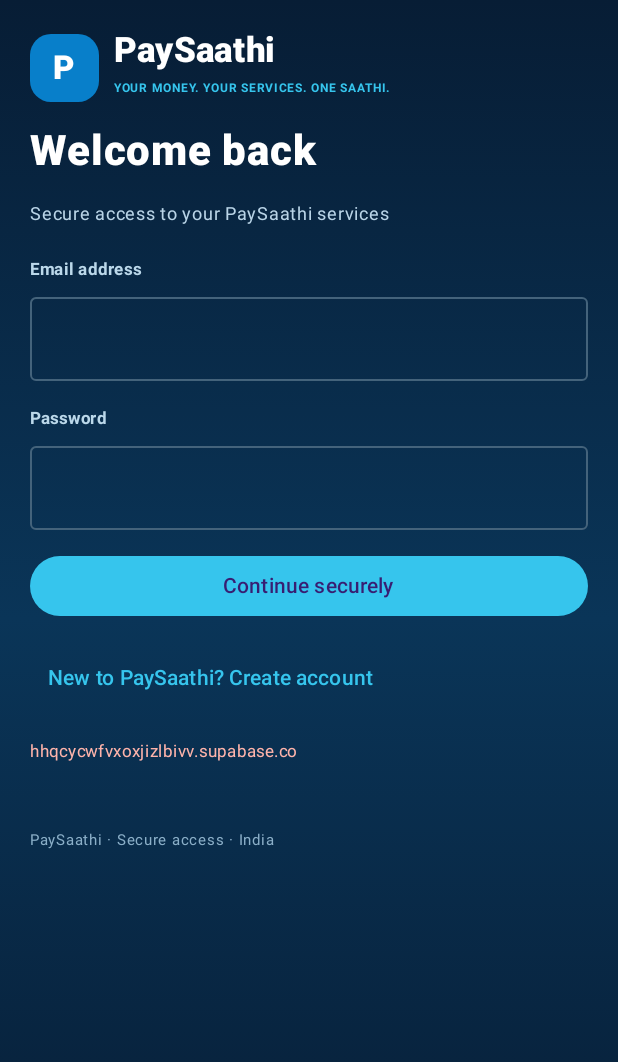
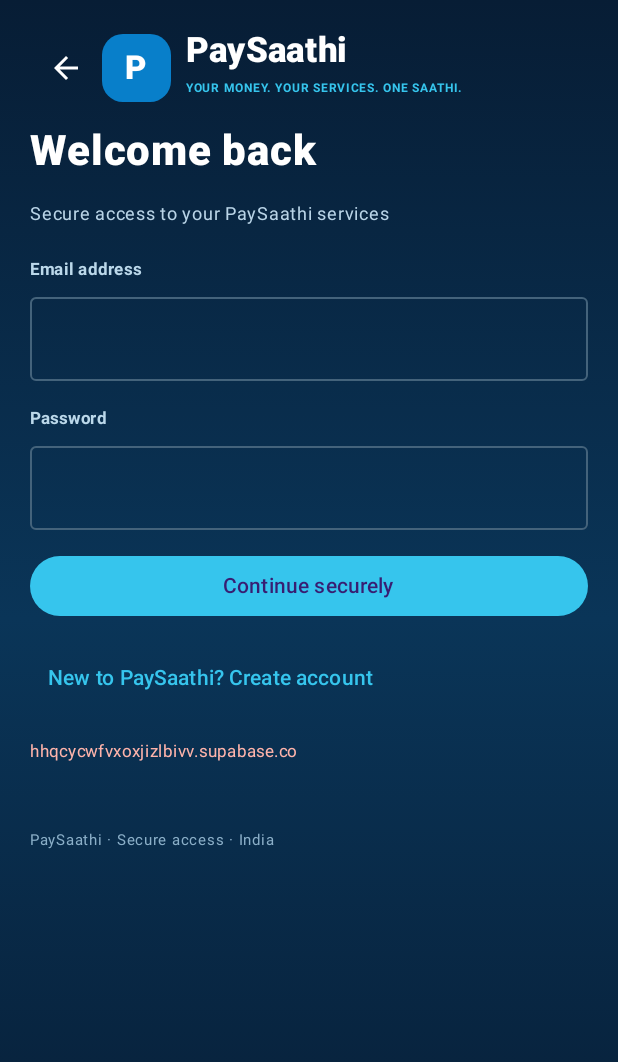
Before and after one commit to bituponrajbongshi04-del/Pay-Saathi, an Android app built with Jetpack Compose: the screen it shows after launch (MainActivity), after a tap on "Already registered? Log in", on a phone screen of 412 x 824 dp. Shown: the top 1062 px of the screen. Run offline under Robolectric (Android 15) with nearby library versions, the phone set to English and light mode, and no system bars; network calls fail; 2 statements that could not run were skipped; 3 other taps on this screen came first.

Commit message:
Improve native app back navigation and premium dashboard styling

```diff
--- a/android/app/src/main/java/in/paysaathi/app/MainActivity.kt
+++ b/android/app/src/main/java/in/paysaathi/app/MainActivity.kt
@@ -4,6 +4,7 @@ import android.content.Context
 import android.net.Uri
 import android.os.Bundle
 import androidx.activity.ComponentActivity
+import androidx.activity.compose.BackHandler
 import androidx.activity.compose.rememberLauncherForActivityResult
 import androidx.activity.compose.setContent
 import androidx.activity.result.contract.ActivityResultContracts
@@ -100,30 +101,34 @@ class Api(context:Context){
 @Composable fun PaySaathiApp(ctx:Context){
  val api=remember{Api(ctx)};val scope=rememberCoroutineScope()
  var page by remember{mutableStateOf(if(api.hasSession())"home" else "login")}
+ val pageHistory=remember{mutableStateListOf<String>()}
+ fun navigate(destination:String){if(destination!=page){pageHistory.add(page);page=destination}}
+ fun goBack(){if(pageHistory.isNotEmpty())page=pageHistory.removeAt(pageHistory.lastIndex)}
  var email by remember{mutableStateOf("")};var password by remember{mutableStateOf("")};var name by remember{mutableStateOf("")};var phone by remember{mutableStateOf("")};var code by remember{mutableStateOf("")}
  var signup by remember{mutableStateOf(false)};var waiting by remember{mutableStateOf(false)};var error by remember{mutableStateOf("")}
  var status by remember{mutableStateOf("not_started")};var balance by remember{mutableStateOf("0.00")};var legalName by remember{mutableStateOf("")};var docType by remember{mutableStateOf("pan")};var picked by remember{mutableStateOf<Uri?>(null)}
  val picker=rememberLauncherForActivityResult(ActivityResultContracts.OpenDocument()){picked=it}
  fun runTask(block:suspend()->Unit){scope.launch{waiting=true;error="";try{block()}catch(e:Exception){error=e.message?: "Something went wrong"}finally{waiting=false}}}
  LaunchedEffect(page){if(page=="home"){runTask{balance=api.wallet();val k=api.kyc();status=k.optString("status","not_started");legalName=k.optString("legal_name","")}}}
+ BackHandler(enabled=pageHistory.isNotEmpty()){goBack()}
  MaterialTheme(colorScheme=darkColorScheme(primary=Cyan,background=Navy,surface=Color(0xFF102E49),onSurface=Color.White)){
   Box(Modifier.fillMaxSize().background(Brush.verticalGradient(listOf(Navy,Color(0xFF0A3558),Navy)))){
    Column(Modifier.fillMaxSize().padding(20.dp).verticalScroll(rememberScrollState()),verticalArrangement=Arrangement.spacedBy(13.dp)){
-    Row(verticalAlignment=Alignment.CenterVertically){Surface(shape=RoundedCornerShape(14.dp),color=Blue){Text("P",Modifier.padding(horizontal=15.dp,vertical=9.dp),fontWeight=FontWeight.Black,color=Color.White,fontSize=22.sp)};Spacer(Modifier.width(10.dp));Column{Text("PaySaathi",fontSize=23.sp,fontWeight=FontWeight.Black,color=Color.White);Text("YOUR MONEY. YOUR SERVICES. ONE SAATHI.",fontSize=8.sp,color=Cyan,fontWeight=FontWeight.Bold)};Spacer(Modifier.weight(1f));if(page=="home")IconButton(onClick={runTask{api.signout();page="login"}}){Icon(Icons.Default.Logout,null,tint=Color.White)}}
+    Row(verticalAlignment=Alignment.CenterVertically){if(pageHistory.isNotEmpty())IconButton(onClick={goBack()}){Icon(Icons.Default.ArrowBack,null,tint=Color.White)};Surface(shape=RoundedCornerShape(14.dp),color=Blue){Text("P",Modifier.padding(horizontal=15.dp,vertical=9.dp),fontWeight=FontWeight.Black,color=Color.White,fontSize=22.sp)};Spacer(Modifier.width(10.dp));Column{Text("PaySaathi",fontSize=23.sp,fontWeight=FontWeight.Black,color=Color.White);Text("YOUR MONEY. YOUR SERVICES. ONE SAATHI.",fontSize=8.sp,color=Cyan,fontWeight=FontWeight.Bold)};Spacer(Modifier.weight(1f));if(page=="home")IconButton(onClick={runTask{api.signout();pageHistory.clear();page="login"}}){Icon(Icons.Default.Logout,null,tint=Color.White)}}
     if(page=="login"||page=="signup"||page=="otp"){
      Text(if(page=="signup")"Create your account" else if(page=="otp")"Verify your email" else "Welcome back",fontSize=28.sp,fontWeight=FontWeight.ExtraBold,color=Color.White)
      Text(if(page=="otp")"Enter the six-digit code sent to "+email else "Secure access to your PaySaathi services",color=Muted,fontSize=12.sp)
      if(page=="signup"){Field("Full name",name,{name=it});Field("Mobile number",phone,{phone=it},KeyboardType.Phone)}
      Field("Email address",email,{email=it},KeyboardType.Email)
      if(page!="otp")Field("Password",password,{password=it},secret=true) else Field("6-digit OTP",code,{code=it},KeyboardType.Number)
-     Button(onClick={runTask{when(page){"login"->{api.password(email,password);api.sendOtp(email);page="otp"};"signup"->{api.signup(name,email,password,phone);signup=true;page="otp"};else->{api.verify(email,code,if(signup)"signup" else "email");page="home"}}}},enabled=!waiting,modifier=Modifier.fillMaxWidth()){Text(if(waiting)"Please wait…" else when(page){"otp"->"Verify & continue";"signup"->"Create account";else->"Continue securely"})}
-     TextButton(onClick={page=if(page=="login")"signup" else "login";signup=page=="signup"}){Text(if(page=="login")"New to PaySaathi? Create account" else "Already registered? Log in",color=Cyan)}
+     Button(onClick={runTask{when(page){"login"->{api.password(email,password);api.sendOtp(email);navigate("otp")};"signup"->{api.signup(name,email,password,phone);signup=true;navigate("otp")};else->{api.verify(email,code,if(signup)"signup" else "email");navigate("home")}}}},enabled=!waiting,modifier=Modifier.fillMaxWidth()){Text(if(waiting)"Please wait…" else when(page){"otp"->"Verify & continue";"signup"->"Create account";else->"Continue securely"})}
+     TextButton(onClick={val target=if(page=="login")"signup" else "login";signup=target=="signup";navigate(target)}){Text(if(page=="login")"New to PaySaathi? Create account" else "Already registered? Log in",color=Cyan)}
     }else if(page=="home"){
      Text("Good to see you",fontSize=25.sp,fontWeight=FontWeight.Bold,color=Color.White)
      Card(colors=CardDefaults.cardColors(containerColor=Blue),shape=RoundedCornerShape(22.dp)){Column(Modifier.padding(20.dp)){Text("WALLET BALANCE",fontSize=10.sp,color=Color.White.copy(.75f));Text("₹ "+balance,fontSize=30.sp,fontWeight=FontWeight.Black,color=Color.White);Text("Preview mode · Live transactions are not active",fontSize=10.sp,color=Color.White.copy(.8f))}}
-     Card(colors=CardDefaults.cardColors(containerColor=Color(0xFF153B5A)),shape=RoundedCornerShape(18.dp)){Column(Modifier.padding(17.dp)){Text("Identity verification",fontWeight=FontWeight.Bold,color=Color.White);Text("KYC status: "+status,color=Cyan,fontSize=12.sp);TextButton(onClick={page="kyc"}){Text("Open KYC centre",color=Cyan)}}}
+     Card(colors=CardDefaults.cardColors(containerColor=Color(0xFF123451)),shape=RoundedCornerShape(18.dp)){Column(Modifier.padding(17.dp)){Text("Identity verification",fontWeight=FontWeight.Bold,color=Color.White);Text("KYC status: "+status,color=Cyan,fontSize=12.sp);TextButton(onClick={navigate("kyc")}){Text("Open KYC centre",color=Cyan)}}}
      Text("Your services",fontWeight=FontWeight.Bold,color=Color.White,fontSize=17.sp)
-     listOf("Mobile Recharge","DTH Recharge","Electricity Bills","Money Transfer","AEPS & Assisted Banking","Payout").forEach{label->Card(Modifier.fillMaxWidth().clickable{val key=when(label){"Money Transfer"->"money_transfer";"AEPS & Assisted Banking"->"aeps";"Payout"->"payout";else->""};if(key.isEmpty())error="This service is in preview mode.";else runTask{if(api.access(key))error="KYC approved. Live provider connection is still pending." else page="kyc"}},colors=CardDefaults.cardColors(containerColor=Color(0xFF153B5A)),shape=RoundedCornerShape(15.dp)){Row(Modifier.padding(15.dp),verticalAlignment=Alignment.CenterVertically){Icon(Icons.Default.GridView,null,tint=Cyan);Spacer(Modifier.width(12.dp));Text(label,color=Color.White,fontWeight=FontWeight.SemiBold);Spacer(Modifier.weight(1f));Icon(Icons.Default.ChevronRight,null,tint=Cyan)}}}
+     listOf("Mobile Recharge","DTH Recharge","Electricity Bills","Money Transfer","AEPS & Assisted Banking","Payout").forEach{label->Card(Modifier.fillMaxWidth().clickable{val key=when(label){"Money Transfer"->"money_transfer";"AEPS & Assisted Banking"->"aeps";"Payout"->"payout";else->""};if(key.isEmpty())error="This service is in preview mode.";else runTask{if(api.access(key))error="KYC approved. Live provider connection is still pending." else navigate("kyc")}},colors=CardDefaults.cardColors(containerColor=Color(0xFF153B5A)),shape=RoundedCornerShape(18.dp)){Row(Modifier.padding(17.dp),verticalAlignment=Alignment.CenterVertically){Icon(Icons.Default.GridView,null,tint=Cyan);Spacer(Modifier.width(12.dp));Text(label,color=Color.White,fontWeight=FontWeight.SemiBold);Spacer(Modifier.weight(1f));Icon(Icons.Default.ChevronRight,null,tint=Cyan)}}}
      Text("Your account remains open while KYC is being reviewed.",fontSize=10.sp,color=Muted)
     }else{
      Text("Complete your KYC",fontSize=26.sp,fontWeight=FontWeight.Bold,color=Color.White);Text("Upload PAN and one accepted identity proof. Documents remain private until an authorised reviewer checks them.",fontSize=12.sp,color=Muted)
@@ -132,7 +137,7 @@ class Api(context:Context){
      OutlinedButton(onClick={picker.launch(arrayOf("application/pdf","image/jpeg","image/png"))}){Icon(Icons.Default.UploadFile,null);Spacer(Modifier.width(8.dp));Text(if(picked==null)"Choose PDF / JPG / PNG" else "Document selected")}
      Button(onClick={runTask{val file=picked?:throw IOException("Choose a document first");api.upload(file,ctx,docType);picked=null}},enabled=!waiting,modifier=Modifier.fillMaxWidth()){Text("Upload securely")}
      Button(onClick={runTask{api.submitKyc(legalName);status="submitted";page="home"}},enabled=!waiting,modifier=Modifier.fillMaxWidth()){Text("Submit KYC for review")}
-     TextButton(onClick={page="home"}){Text("Back to dashboard",color=Cyan)}
+     TextButton(onClick={goBack()}){Text("Back to dashboard",color=Cyan)}
     }
     if(error.isNotBlank())Text(error,color=Color(0xFFFFB4AB),fontSize=11.sp)
     Spacer(Modifier.height(8.dp));Text("PaySaathi · Secure access · India",color=Color(0xFF8BAFC8),fontSize=10.sp)
```
